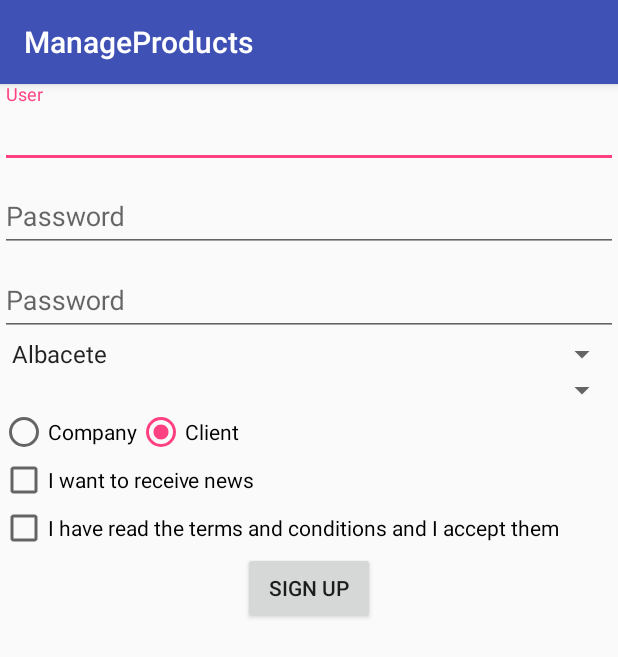
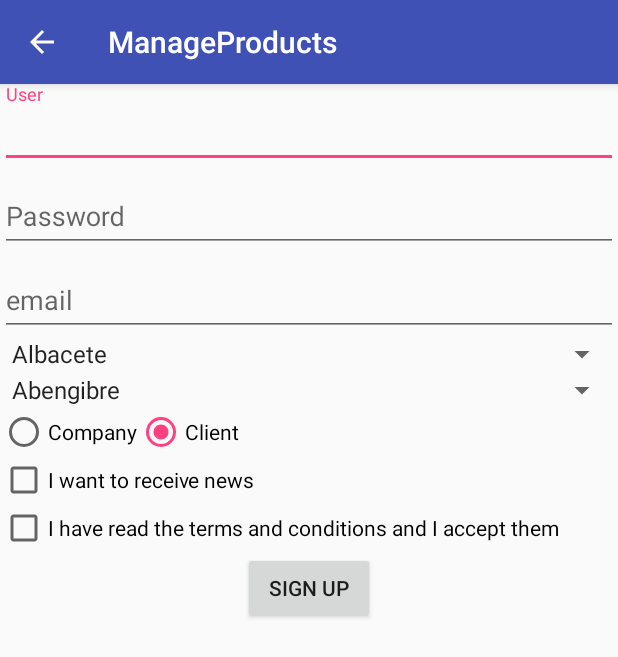
Before and after one commit to JosBarranquero/ManageProductsFragment, an Android app: the Sign_Activity screen opened directly, with no data from a screen before it, on a phone screen of 412 x 824 dp. Shown: the top 657 px of the screen. Run offline under Robolectric (Android 15) with nearby library versions, the phone set to English and light mode, and no system bars.

Commit message:
Fixed spinner in signup_activity, added preferences classes

```diff
--- a/app/src/main/AndroidManifest.xml
+++ b/app/src/main/AndroidManifest.xml
@@ -20,7 +20,7 @@
         <activity android:name=".AddProduct_Activity"/>
         <activity android:name=".GeneralSettingsActivity"/>
         <activity android:name=".AccountSettingsActivity"/>
-        <activity android:name=".Sign_Activity"/>
+        <activity android:name=".Sign_Activity" android:parentActivityName=".Login_Activity"/>
     </application>
 
 </manifest>
--- a/app/src/main/java/com/barranquero/manageproductsrecycler/Sign_Activity.java
+++ b/app/src/main/java/com/barranquero/manageproductsrecycler/Sign_Activity.java
@@ -1,9 +1,12 @@
 package com.barranquero.manageproductsrecycler;
 
+import android.content.res.TypedArray;
 import android.os.Bundle;
 import android.support.annotation.Nullable;
 import android.support.design.widget.TextInputLayout;
 import android.support.v7.app.AppCompatActivity;
+import android.text.method.CharacterPickerDialog;
+import android.util.Patterns;
 import android.view.View;
 import android.widget.AdapterView;
 import android.widget.ArrayAdapter;
@@ -54,15 +57,15 @@ public class Sign_Activity extends AppCompatActivity{
         spinnerLister = new AdapterView.OnItemSelectedListener() {
             @Override
             public void onItemSelected(AdapterView<?> parent, View view, int position, long id) {
-                switch (view.getId()) {
+                // No puede ser el view.getId()
+                switch (parent.getId()) {
                     case R.id.spCounty:
-                        //TypedArray
+                        loadSpinnerCity(position);
                         break;
                     case R.id.spCity:
                         break;
                 }
             }
-
             @Override
             public void onNothingSelected(AdapterView<?> parent) {
 
@@ -72,7 +75,22 @@ public class Sign_Activity extends AppCompatActivity{
         //Initialise the County Spinner
         ArrayAdapter<CharSequence> adapter = ArrayAdapter.createFromResource(this, R.array.provincias, android.R.layout.simple_spinner_item);
         adapter.setDropDownViewResource(android.R.layout.simple_spinner_dropdown_item);
+        spCounty.setOnItemSelectedListener(spinnerLister);
         spCounty.setAdapter(adapter);
+    }
+
+    private void loadSpinnerCity(int position) {
+        TypedArray typedArray = getResources().obtainTypedArray(R.array.array_provincia_a_localidades);
+        CharSequence[] city = typedArray.getTextArray(position);
+        typedArray.recycle();
+
+        ArrayAdapter<CharSequence> adapter = new ArrayAdapter<CharSequence>(Sign_Activity.this, android.R.layout.simple_spinner_item, city);
+        adapter.setDropDownViewResource(android.R.layout.simple_spinner_dropdown_item);
+        spCity.setAdapter(adapter);
+    }
+
+    private boolean validate(String email) {
+        return Patterns.EMAIL_ADDRESS.matcher(email).matches();
     }
 
     public void signUp(View view) {
--- a/app/src/main/res/layout/activity_sign.xml
+++ b/app/src/main/res/layout/activity_sign.xml
@@ -37,7 +37,7 @@
             android:layout_height="wrap_content"
             android:id="@+id/edtEmail"
             android:inputType="textEmailAddress"
-            android:hint="@string/txvPassword"/>
+            android:hint="@string/txvEmail"/>
     </android.support.design.widget.TextInputLayout>
 
     <Spinner
--- a/app/src/main/res/values/strings.xml
+++ b/app/src/main/res/values/strings.xml
@@ -2,6 +2,7 @@
     <string name="app_name">ManageProducts</string>
     <string name="txvUser">User</string>
     <string name="txvPassword">Password</string>
+    <string name="txvEmail">email</string>
     <string name="cbxRemember">Remember me</string>
     <string name="messagePassword">Enter your password</string>
     <string name="messageUser">Enter your user name</string>
```
Also changed, not shown: app/src/main/java/com/barranquero/manageproductsrecycler/interfaces/IPreferences.java (added, +11 -0 lines), app/src/main/java/com/barranquero/manageproductsrecycler/preferences/AccountPreferences.java (added, +38 -0 lines), app/src/main/java/com/barranquero/manageproductsrecycler/preferences/GeneralPreferences.java (added, +8 -0 lines).
